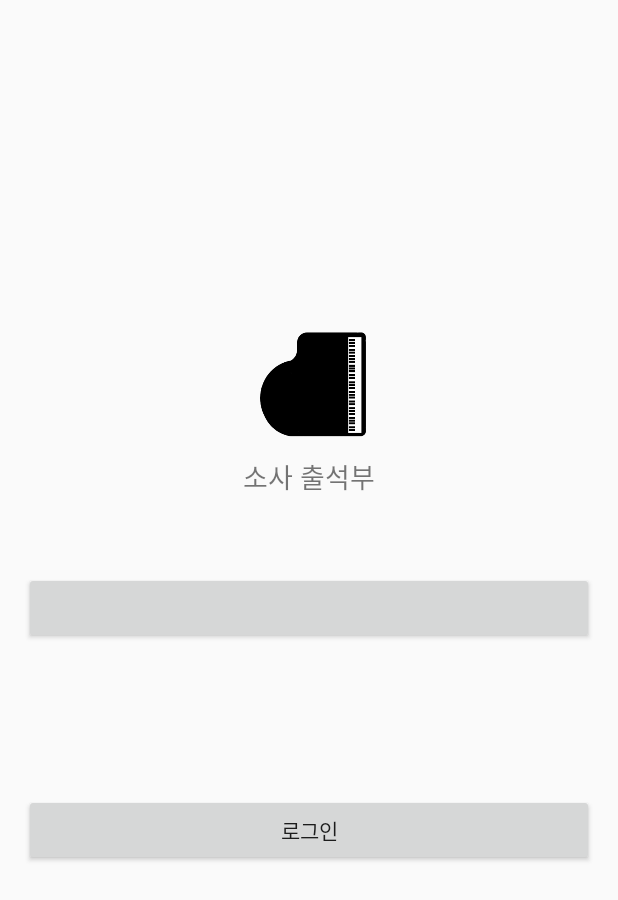
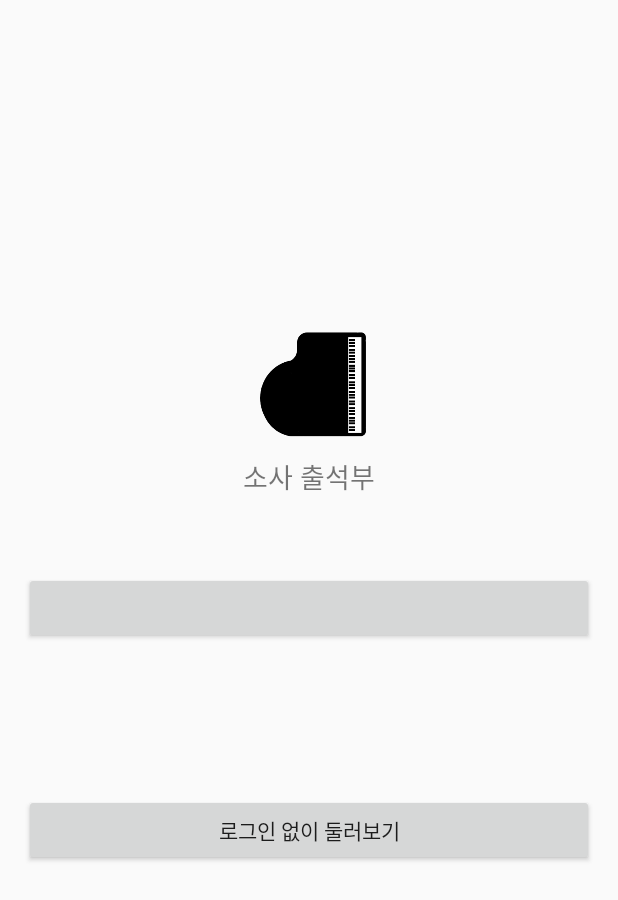
Before and after one commit to CyberVickey/attendance, an Android app: the screen it shows after launch (LoginActivity), on a phone screen of 412 x 824 dp. Shown: the top 900 px of the screen. Run offline under Robolectric (Android 15) with nearby library versions, the phone set to English and light mode, and no system bars; libraries missing offline, so code that uses them is left out: com.kakao.auth, com.kakao.network, com.kakao.usermgmt, com.kakao.util; plain views replace LoginButton; 3 statements that could not run were skipped.

Commit message:
set actionbar on Activities

```diff
--- a/app/build.gradle
+++ b/app/build.gradle
@@ -55,4 +55,5 @@ dependencies {
     implementation group: 'com.kakao.sdk', name: 'kakaotalk', version: '1.29.0'
     implementation 'de.hdodenhof:circleimageview:3.1.0'
     implementation 'com.github.bumptech.glide:glide:4.11.0'
+    implementation 'com.android.support:appcompat-v7:28.0.0'
 }
--- a/app/src/main/AndroidManifest.xml
+++ b/app/src/main/AndroidManifest.xml
@@ -12,7 +12,9 @@
         android:roundIcon="@mipmap/ic_launcher_round"
         android:supportsRtl="true"
         android:theme="@style/AppTheme">
-        <activity android:name=".NumberInputActivity"></activity>
+        <activity android:name=".NumberInputActivity"
+                  android:label="@string/student_number_input"
+            android:theme="@style/customTheme"></activity>
         <activity android:name=".SelectionActivity" />
         <activity android:name=".LoginActivity" />
         <activity android:name=".MainActivity" />
--- /dev/null
+++ b/app/src/main/java/com/jmnl2020/attendanceapp3/G.java
@@ -0,0 +1,12 @@
+package com.jmnl2020.attendanceapp3;
+
+public class G {
+
+    //student num 받아올 변수
+    public static int stuNum;
+
+    public static boolean isLogin = false;
+    public static String nickName; // 프로필 이름
+    public static String profileUrl; //프로필 이미지의 uri
+
+}
--- a/app/src/main/java/com/jmnl2020/attendanceapp3/IntroActivity.java
+++ b/app/src/main/java/com/jmnl2020/attendanceapp3/IntroActivity.java
@@ -1,6 +1,7 @@
 package com.jmnl2020.attendanceapp3;
 
 import androidx.annotation.NonNull;
+import androidx.appcompat.app.ActionBar;
 import androidx.appcompat.app.AppCompatActivity;
 
 import android.content.Intent;
@@ -17,8 +18,12 @@ public class IntroActivity extends AppCompatActivity {
         super.onCreate(savedInstanceState);
         setContentView(R.layout.activity_intro);
 
-        //3초 후에 MainActivity 자동실행하기
-        han.sendEmptyMessageDelayed(0,3000);
+        //2초 후에 MainActivity 자동실행하기
+        han.sendEmptyMessageDelayed(0,2000);
+
+        //앱 바 숨기기
+        ActionBar actionBar = getSupportActionBar();
+        actionBar.hide();
 
     }
 
--- a/app/src/main/java/com/jmnl2020/attendanceapp3/LoginActivity.java
+++ b/app/src/main/java/com/jmnl2020/attendanceapp3/LoginActivity.java
@@ -1,5 +1,6 @@
 package com.jmnl2020.attendanceapp3;
 
+import androidx.appcompat.app.ActionBar;
 import androidx.appcompat.app.AppCompatActivity;
 
 import android.content.Context;
@@ -31,12 +32,17 @@ import static com.kakao.util.helper.Utility.getPackageInfo;
 
 public class LoginActivity extends AppCompatActivity {
 
-    boolean isLogin = false;
-
     @Override
     protected void onCreate(Bundle savedInstanceState) {
         super.onCreate(savedInstanceState);
         setContentView(R.layout.activity_login);
+
+        //로그인에 성공한 적이 있으면
+        afterLoginSendNext();
+
+        //앱바 숨기기
+        ActionBar actionBar = getSupportActionBar();
+        actionBar.hide();
 
         //키해시값 얻어와서 Logcat 창에 출력
         String keyHash = getKeyHash(this);
@@ -77,7 +83,7 @@ public class LoginActivity extends AppCompatActivity {
             public void onSuccess(MeV2Response result) {
 
                 //로그인에 성공!!
-                isLogin = true;
+                G.isLogin = true;
 
                 //사용자 정보객체 받아옴.
                 UserAccount userAccount = result.getKakaoAccount();
@@ -93,7 +99,7 @@ public class LoginActivity extends AppCompatActivity {
                 //받아온 정보를 MainActivity - Setting fragment 로 전달.
                 // -> G 클래스를 이용해서 모든 Activity 에서 정보 사용할 수 있도록 쉐어
                 // 로그인에 성공하면 다른 액티비티로 넘어갈 수 있도록 도와주는 메소드 호출
-                afterLoginSendMain();
+                afterLoginSendNext();
 
             }
         });
@@ -119,20 +125,19 @@ public class LoginActivity extends AppCompatActivity {
 
     //다음 페이지를 둘러볼 수 있는 로그인 버튼
     public void clickLogin(View view) {
-        //로그인 구현해서 Selection Activity로 넘기기
-        Intent intent = new Intent(this, SelectionActivity.class);
-        startActivity(intent);
+        G.isLogin = true;
+        afterLoginSendNext();
     }//clickLogin end.
 
 
 
     //로그인 성공시 MainActivity로 넘겨주는 메소드
-    public void afterLoginSendMain(){
+    public void afterLoginSendNext(){
 
-        if (isLogin == true){
-            Intent intent = new Intent(this, MainActivity.class);
+        if (G.isLogin == true){
+            Intent intent = new Intent(this, SelectionActivity.class);
             startActivity(intent);
-        }
+        }else return;
     }
 
 }
--- a/app/src/main/java/com/jmnl2020/attendanceapp3/MainActivity.java
+++ b/app/src/main/java/com/jmnl2020/attendanceapp3/MainActivity.java
@@ -1,6 +1,7 @@
 package com.jmnl2020.attendanceapp3;
 
 import androidx.annotation.NonNull;
+import androidx.appcompat.app.ActionBar;
 import androidx.appcompat.app.AppCompatActivity;
 import androidx.fragment.app.Fragment;
 import androidx.fragment.app.FragmentManager;
@@ -22,6 +23,10 @@ public class MainActivity extends AppCompatActivity {
     protected void onCreate(Bundle savedInstanceState) {
         super.onCreate(savedInstanceState);
         setContentView(R.layout.activity_main);
+
+        //앱바 숨기기
+        ActionBar actionBar = getSupportActionBar();
+        actionBar.hide();
 
         //프래그먼트의 동적 관리를 위한 관리자 객체
         fragmentManager = getSupportFragmentManager();
--- a/app/src/main/java/com/jmnl2020/attendanceapp3/SelectionActivity.java
+++ b/app/src/main/java/com/jmnl2020/attendanceapp3/SelectionActivity.java
@@ -1,5 +1,6 @@
 package com.jmnl2020.attendanceapp3;
 
+import androidx.appcompat.app.ActionBar;
 import androidx.appcompat.app.AppCompatActivity;
 
 import android.content.Intent;
@@ -12,6 +13,11 @@ public class SelectionActivity extends AppCompatActivity {
     protected void onCreate(Bundle savedInstanceState) {
         super.onCreate(savedInstanceState);
         setContentView(R.layout.activity_selection);
+
+        //앱바 숨기기
+        ActionBar actionBar = getSupportActionBar();
+        actionBar.hide();
+
     }
 
     public void clickAttandenceBtn(View view) {
--- /dev/null
+++ b/app/src/main/res/drawable/ic_close_black_24dp.xml
@@ -0,0 +1,4 @@
+<vector android:height="32dp" android:viewportHeight="24.0"
+    android:viewportWidth="24.0" android:width="32dp" xmlns:android="http://schemas.android.com/apk/res/android">
+    <path android:fillColor="#FF000000" android:pathData="M19,6.41L17.59,5 12,10.59 6.41,5 5,6.41 10.59,12 5,17.59 6.41,19 12,13.41 17.59,19 19,17.59 13.41,12z"/>
+</vector>
--- a/app/src/main/res/layout/activity_login.xml
+++ b/app/src/main/res/layout/activity_login.xml
@@ -36,7 +36,7 @@
         android:layout_marginTop="100dp"
         android:layout_width="match_parent"
         android:layout_height="wrap_content"
-        android:text="로그인"
+        android:text="로그인 없이 둘러보기"
         android:onClick="clickLogin"
         />
 
--- a/app/src/main/res/values/colors.xml
+++ b/app/src/main/res/values/colors.xml
@@ -3,4 +3,10 @@
     <color name="colorPrimary">#6200EE</color>
     <color name="colorPrimaryDark">#2B2B2B</color>
     <color name="colorAccent">#03DAC5</color>
+
+    <color name="myColorDeepdark">#162b29</color>
+    <color name="myColorDark">#216a61</color>
+    <color name="myColorLight">#ffe8e2</color>
+    <color name="myColorSand">#f8bd9e</color>
+    <color name="myColorLemon">#fbda57</color>
 </resources>
--- a/app/src/main/res/values/strings.xml
+++ b/app/src/main/res/values/strings.xml
@@ -1,4 +1,10 @@
 <resources>
     <string name="app_name">AttendanceApp3</string>
     <string name="kakao_app_key">c90bdc6462a6c9398b414fe7bda2983c</string>
+    <string name="student_number_input">출석체크</string>
+    <string name="fragment1">캘린더</string>
+    <string name="fragment2">출석부</string>
+    <string name="fragment3">단체 문자</string>
+    <string name="fragment4">학생</string>
+    <string name="fragment5">설정</string>
 </resources>
--- a/app/src/main/res/values/styles.xml
+++ b/app/src/main/res/values/styles.xml
@@ -1,11 +1,18 @@
 <resources>
 
     <!-- Base application theme. -->
-    <style name="AppTheme" parent="Theme.AppCompat.Light.NoActionBar">
+    <style name="AppTheme" parent="Theme.AppCompat.Light.DarkActionBar">
         <!-- Customize your theme here. -->
         <item name="colorPrimary">@color/colorPrimary</item>
         <item name="colorPrimaryDark">@color/colorPrimaryDark</item>
         <item name="colorAccent">@color/colorAccent</item>
     </style>
 
+    <style name="customTheme" parent="Theme.AppCompat.Light.DarkActionBar">
+        <item name="colorPrimary">#00000000</item>
+        <item name="colorPrimaryDark">@color/myColorDark</item>
+        <item name="colorAccent">@color/myColorSand</item>
+        <item name="windowActionBarOverlay">true</item>
+    </style>
+
 </resources>
```
Also changed, not shown: app/src/main/java/com/jmnl2020/attendanceapp3/NumberInputActivity.java (+46 -4 lines), app/src/main/res/menu/actionbar_action.xml (added, +11 -0 lines).
